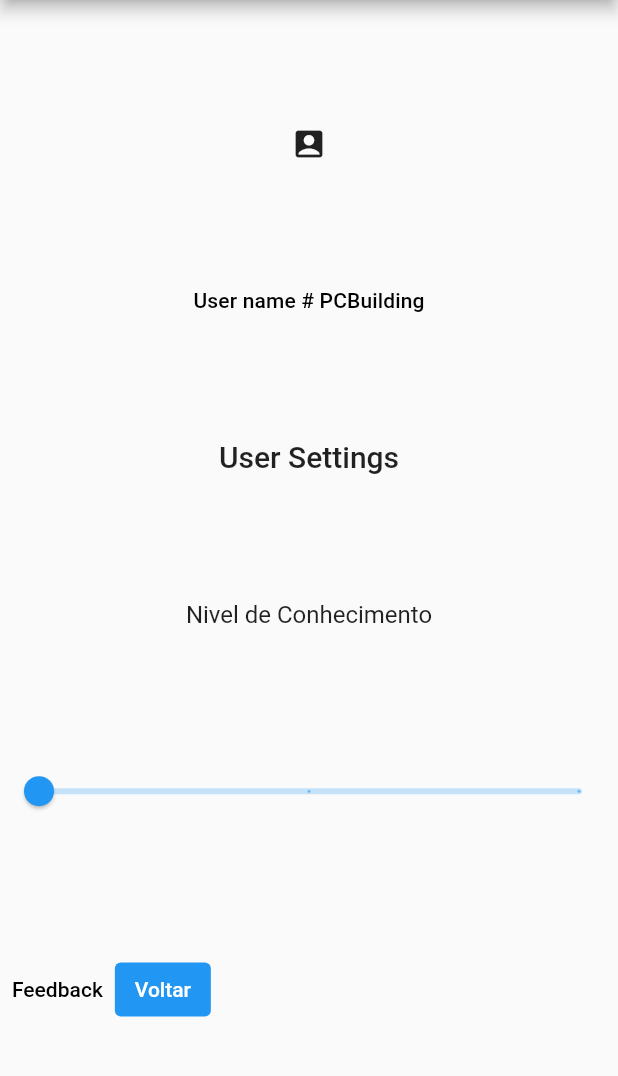
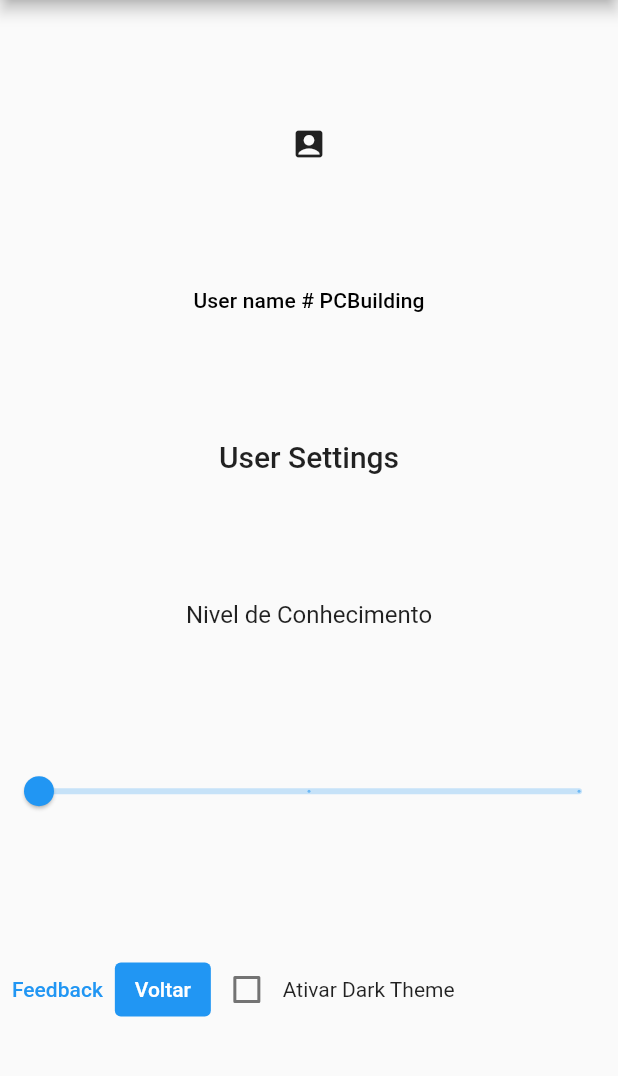
Before and after one commit to lethalarms23/AppsForGoods-Flutter, a Flutter app: the screen it shows after launch, item 2 of the bottom bar chosen, after a tap on the "settings" icon, on a phone screen of 412 x 824 dp, the part 84-1160 px from its top. Run offline on Flutter 3.47's test engine with Material 2 defaults, Android fonts, the phone set to English and light mode, and no system bars; our stand-ins replace flutter_riverpod.

Commit message:
Dark Theme Added

```diff
--- a/lib/add-to-cart.dart
+++ b/lib/add-to-cart.dart
@@ -27,7 +27,7 @@ class _AddToCartState extends State<AddToCart> {
               widget.name,
               style: Theme.of(context).textTheme.subtitle1,
             ),
-            Image.network(widget.url, height: 120,),
+            Image.asset(widget.url, height: 120,),
             TextButton(
               style: ButtonStyle(
                 backgroundColor: MaterialStateProperty.all<Color>(Colors.blue),
--- a/lib/create-build.dart
+++ b/lib/create-build.dart
@@ -1,5 +1,6 @@
 import 'package:flutter/material.dart';
 import 'package:flutter_application_1/providers/knowledge_level.dart';
+import 'package:flutter_application_1/providers/dark-mode.dart';
 import 'package:flutter_riverpod/flutter_riverpod.dart';
 import 'main.dart';
 import 'user-settings.dart';
@@ -10,13 +11,20 @@ class CreateBuildWidget extends StatelessWidget {
   // This widget is the root of your application.
   @override
   Widget build(BuildContext context) {
-    return MaterialApp(
-      title: 'Flutter Demo',
-      theme: ThemeData(
-        primarySwatch: Colors.blue,
-      ),
-      home: MyHomePage(title: 'PCBuilding'),
-    );
+    if(context.read(darkModeState).state == darkMode.isDark){
+      return MaterialApp(
+        title: 'Flutter Demo',
+        theme: ThemeData.dark(),
+        home: MyHomePage(title: 'PCBuilding'),
+      );
+    }
+    else{
+      return MaterialApp(
+        title: 'Flutter Demo',
+        theme: ThemeData.light(),
+        home: MyHomePage(title: 'PCBuilding'),
+      );
+    }
   }
 }
 
--- a/lib/feedback.dart
+++ b/lib/feedback.dart
@@ -10,7 +10,7 @@ class FeedbackWidget extends StatelessWidget {
     return MaterialApp(
       title: 'Flutter Demo',
       theme: ThemeData(
-        primarySwatch: Colors.blue,
+          colorScheme: ColorScheme.dark()
       ),
       home: MyHomePage(title: 'PCBuilding'),
     );
--- a/lib/home.dart
+++ b/lib/home.dart
@@ -21,11 +21,11 @@ class HomeWidget extends StatelessWidget{
                 onTap: (){
                   Navigator.push(context, new MaterialPageRoute(
                       builder: (context) =>
-                          AddToCart(url: 'https://static.pcdiga.com/media/catalog/product/cache/7800e686cb8ccc75494e29411e232323/8/8/8823_5.jpg', name: 'PCBuilding Gaming n231'))
+                          AddToCart(url: 'assets/images/pc.png', name: 'PCBuilding Gaming n231'))
                   );
                 },
-                child: Image.network(
-                  'https://static.pcdiga.com/media/catalog/product/cache/7800e686cb8ccc75494e29411e232323/8/8/8823_5.jpg',
+                child: Image.asset(
+                  'assets/images/pc.png',
                   height: 100,
                 ),
               ),
@@ -33,11 +33,11 @@ class HomeWidget extends StatelessWidget{
                 onTap: (){
                   Navigator.push(context, new MaterialPageRoute(
                       builder: (context) =>
-                      AddToCart(url: 'https://static.pcdiga.com/media/catalog/product/cache/7800e686cb8ccc75494e29411e232323/8/8/8823_5.jpg', name: 'PCBuilding Gaming n231'))
+                      AddToCart(url: 'assets/images/pc.png', name: 'PCBuilding Gaming n231'))
                   );
                 },
-                child: Image.network(
-                  'https://static.pcdiga.com/media/catalog/product/cache/7800e686cb8ccc75494e29411e232323/8/8/8823_5.jpg',
+                child: Image.asset(
+                  'assets/images/pc.png',
                   height: 100,
                 ),
               ),
@@ -52,11 +52,11 @@ class HomeWidget extends StatelessWidget{
                 onTap: (){
                   Navigator.push(context, new MaterialPageRoute(
                       builder: (context) =>
-                          AddToCart(url: 'https://static.pcdiga.com/media/catalog/product/1/_/1_p019291.jpg', name: 'PCBuild AMD Ryzen 5 3600'))
+                          AddToCart(url: 'assets/images/cpu.png', name: 'PCBuild AMD Ryzen 5 3600'))
                   );
                 },
-                child: Image.network(
-                  'https://static.pcdiga.com/media/catalog/product/1/_/1_p019291.jpg',
+                child: Image.asset(
+                  'assets/images/cpu.png',
                   height: 120,
                 ),
               ),
@@ -64,11 +64,11 @@ class HomeWidget extends StatelessWidget{
                 onTap: (){
                   Navigator.push(context, new MaterialPageRoute(
                       builder: (context) =>
-                          AddToCart(url: 'https://static.pcdiga.com/media/catalog/product/1/_/1_p019291.jpg', name: 'PCBuilding AMD Ryzen 5 3600'))
+                          AddToCart(url: 'assets/images/cpu.png', name: 'PCBuilding AMD Ryzen 5 3600'))
                   );
                 },
-                child: Image.network(
-                  'https://static.pcdiga.com/media/catalog/product/1/_/1_p019291.jpg',
+                child: Image.asset(
+                  'assets/images/cpu.png',
                   height: 120,
                 ),
               ),
@@ -76,11 +76,11 @@ class HomeWidget extends StatelessWidget{
                 onTap: (){
                   Navigator.push(context, new MaterialPageRoute(
                       builder: (context) =>
-                          AddToCart(url: 'https://static.pcdiga.com/media/catalog/product/1/_/1_p019291.jpg', name: 'PCBuilding AMD Ryzen 5 3600'))
+                          AddToCart(url: 'assets/images/cpu.png', name: 'PCBuilding AMD Ryzen 5 3600'))
                   );
                 },
-                child: Image.network(
-                  'https://static.pcdiga.com/media/catalog/product/1/_/1_p019291.jpg',
+                child: Image.asset(
+                  'assets/images/cpu.png',
                   height: 120,
                 ),
               ),
--- a/lib/main.dart
+++ b/lib/main.dart
@@ -5,6 +5,7 @@ import 'home.dart';
 import 'cart.dart';
 import 'user-settings.dart';
 import 'build.dart';
+import 'package:flutter_application_1/providers/dark-mode.dart';
 
 void main(){
   runApp(
@@ -16,13 +17,20 @@ class MyApp extends StatelessWidget {
   // This widget is the root of your application.
   @override
   Widget build(BuildContext context) {
-    return MaterialApp(
-      title: 'Flutter Demo',
-      theme: ThemeData(
-        primarySwatch: Colors.blue,
-      ),
-      home: MyHomePage(title: 'PCBuilding'),
-    );
+    if(context.read(darkModeState).state == darkMode.isDark){
+      return MaterialApp(
+        title: 'Flutter Demo',
+        theme: ThemeData.dark(),
+        home: MyHomePage(title: 'PCBuilding'),
+      );
+    }
+    else{
+      return MaterialApp(
+        title: 'Flutter Demo',
+        theme: ThemeData.light(),
+        home: MyHomePage(title: 'PCBuilding'),
+      );
+    }
   }
 }
 
--- /dev/null
+++ b/lib/providers/dark-mode.dart
@@ -0,0 +1,5 @@
+import 'package:flutter_riverpod/flutter_riverpod.dart';
+
+enum darkMode {  isDark, isNotDark }
+
+final darkModeState = StateProvider<darkMode>((_) => darkMode.isNotDark);
--- a/lib/search.dart
+++ b/lib/search.dart
@@ -17,7 +17,7 @@ class SearchWidget extends StatelessWidget{
               labelText: 'Search',
             ),
           ),
-          Image.network('https://static.pcdiga.com/media/catalog/product/cache/7800e686cb8ccc75494e29411e232323/8/8/8823_5.jpg', height: 350,),
+          Image.asset('assets/images/pc.png', height: 350,),
           TextButton(
             style: ButtonStyle(
               backgroundColor: MaterialStateProperty.all<Color>(Colors.blue),
--- a/lib/user-settings.dart
+++ b/lib/user-settings.dart
@@ -1,5 +1,6 @@
 import 'package:flutter/material.dart';
 import 'package:flutter_application_1/providers/knowledge_level.dart';
+import 'package:flutter_application_1/providers/dark-mode.dart';
 import 'package:flutter_riverpod/flutter_riverpod.dart';
 import 'main.dart';
 import 'feedback.dart';
@@ -10,13 +11,20 @@ class UserSettingsWidget extends StatelessWidget {
   // This widget is the root of your application.
   @override
   Widget build(BuildContext context) {
-    return MaterialApp(
-      title: 'Flutter Demo',
-      theme: ThemeData(
-        primarySwatch: Colors.blue,
-      ),
-      home: MyHomePage(title: 'PCBuilding'),
-    );
+    if(context.read(darkModeState).state == darkMode.isDark){
+      return MaterialApp(
+        title: 'Flutter Demo',
+        theme: ThemeData.dark(),
+        home: MyHomePage(title: 'PCBuilding'),
+      );
+    }
+    else{
+      return MaterialApp(
+        title: 'Flutter Demo',
+        theme: ThemeData.light(),
+        home: MyHomePage(title: 'PCBuilding'),
+      );
+    }
   }
 }
 
@@ -42,6 +50,16 @@ class _MyHomePageState extends State<MyHomePage> {
   }
 
   Widget build(BuildContext context) {
+    getBoolDark(){
+      if(context.read(darkModeState).state == darkMode.isDark){
+        return true;
+      }
+      else{
+        return false;
+      }
+    }
+    bool currentBoolDark = getBoolDark();
+
     return Scaffold(
       appBar: AppBar(
         title: Text(widget.title),
@@ -95,7 +113,6 @@ class _MyHomePageState extends State<MyHomePage> {
                   },
                   child: Text(
                     'Feedback',
-                    style: TextStyle(color: Colors.black),
                   ),
                 ),
                 TextButton(
@@ -114,6 +131,31 @@ class _MyHomePageState extends State<MyHomePage> {
                     style: TextStyle(color: Colors.white),
                   ),
                 ),
+                Checkbox(
+                    value: currentBoolDark,
+                    onChanged: (bool? value){
+                      setState(() {
+                        if(context.read(darkModeState).state == darkMode.isDark){
+                          context.read(darkModeState).state = darkMode.isNotDark;
+                          Navigator.pop(context);
+                          Navigator.push(context, new MaterialPageRoute(
+                              builder: (context) =>
+                              new UserSettingsWidget())
+                          );
+                        }
+                        else{
+                          context.read(darkModeState).state = darkMode.isDark;
+                          Navigator.pop(context);
+                          Navigator.push(context, new MaterialPageRoute(
+                              builder: (context) =>
+                              new UserSettingsWidget())
+                          );
+                        }
+                        currentBoolDark = value!;
+                      });
+                    }
+                ),
+                Text('Ativar Dark Theme'),
               ],
             ),
           ],
```
Also changed, not shown: lib/cart.dart (+3 -6 lines), pubspec.yaml (+2 -49 lines), assets/images/cpu.png (added), assets/images/pc.png (added).
